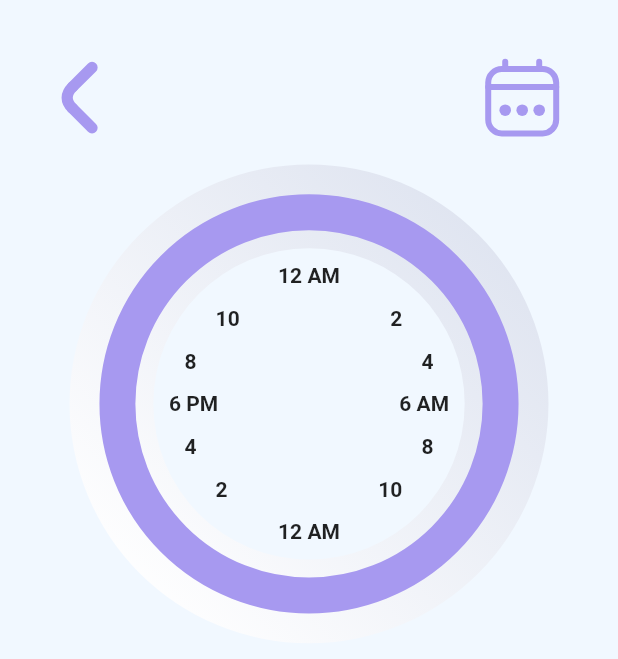
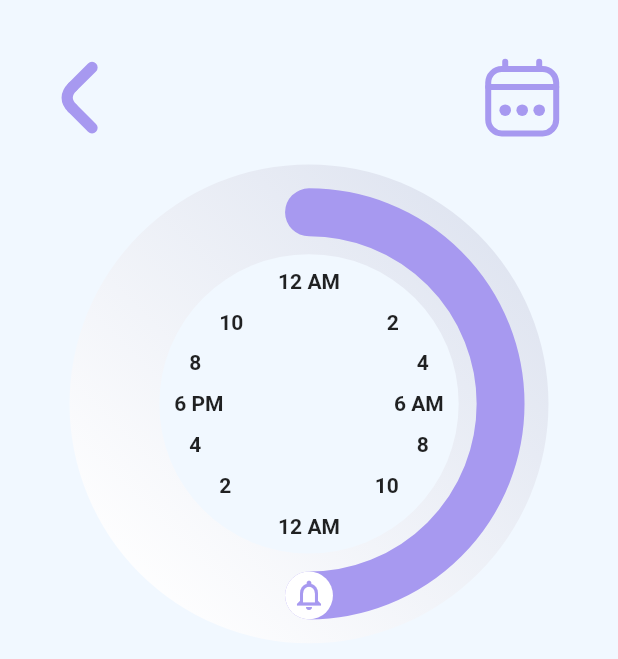
Before and after one commit to dalyathan/Iphone-Alarm, a Flutter app: the SetAlarm screen opened directly, on a phone screen of 412 x 824 dp. Shown: the top 659 px of the screen. Run offline on Flutter 3.47's test engine with Material 2 defaults, Android fonts, the phone set to English and light mode, and no system bars.

Commit message:
we have a moving alarm icon

```diff
--- a/alarm/lib/widgets/containers/knob.dart
+++ b/alarm/lib/widgets/containers/knob.dart
@@ -2,32 +2,112 @@ import 'package:alarm/widgets/painters/knob.dart';
 import 'package:flutter/material.dart';
 import 'dart:math';
 
-class Knob extends StatelessWidget {
-  double endAngle;
+class Knob extends StatefulWidget {
   final double radius;
   final double innerRadiusRatio;
   final double outerRadiusRatio;
-  Knob(
+  const Knob(
       {Key? key,
       required this.radius,
       required this.innerRadiusRatio,
-      required this.outerRadiusRatio,
-      required this.endAngle})
+      required this.outerRadiusRatio})
       : super(key: key);
 
   @override
+  State<Knob> createState() => _KnobState();
+}
+
+class _KnobState extends State<Knob> {
+  late double endAngle;
+  late Offset endLocalOffset;
+
+  @override
+  void initState() {
+    super.initState();
+    endAngle = pi;
+    endLocalOffset = Offset(
+        widget.radius * widget.outerRadiusRatio * 0.5,
+        widget.radius *
+            (widget.innerRadiusRatio +
+                (widget.outerRadiusRatio - widget.innerRadiusRatio) * 0.5));
+  }
+
+  @override
   Widget build(BuildContext context) {
-    return Container(
-        height: radius,
-        width: radius,
-        //color: Colors.red,
-        child: Padding(
-          padding: EdgeInsets.all(radius * (1 - outerRadiusRatio) / 2),
-          child: CustomPaint(
-            size: Size.square(radius * outerRadiusRatio),
-            painter: KnobPainter(
-                0, endAngle, radius * (outerRadiusRatio - innerRadiusRatio)),
-          ),
-        ));
+    return Stack(
+      children: [
+        Container(
+            height: widget.radius,
+            width: widget.radius,
+            child: Padding(
+              padding: EdgeInsets.all(
+                  widget.radius * (1 - widget.outerRadiusRatio) / 2),
+              child: CustomPaint(
+                size: Size.square(widget.radius * widget.outerRadiusRatio),
+                painter: KnobPainter(
+                    0,
+                    endAngle,
+                    widget.radius *
+                        (widget.outerRadiusRatio - widget.innerRadiusRatio)),
+              ),
+            )),
+        Positioned(
+            top: endLocalOffset.dy,
+            left: endLocalOffset.dx,
+            child: GestureDetector(
+              onPanUpdate: (details) {
+                Offset currentLocation = Offset(
+                    endLocalOffset.dx + details.delta.dx,
+                    endLocalOffset.dy + details.delta.dy);
+                double x = currentLocation.dx -
+                    widget.radius * widget.outerRadiusRatio * 0.5;
+                double y = widget.radius * widget.outerRadiusRatio * 0.5 -
+                    currentLocation.dy;
+                if (x >= 0) {
+                  setState(() {
+                    endAngle = pi / 2 - atan(y / x);
+                    // endLocalOffset = getVector(x, y);
+                    endLocalOffset = getLocalPosition(currentLocation);
+                  });
+                } else {
+                  setState(() {
+                    endAngle = pi / 2 - atan(y / x) + pi;
+                    // endLocalOffset = getVector(x, y);
+                    endLocalOffset = getLocalPosition(currentLocation);
+                  });
+                }
+                print(details.globalPosition);
+              },
+              child: Container(
+                width: widget.radius *
+                    (widget.outerRadiusRatio - widget.innerRadiusRatio),
+                height: widget.radius *
+                    (widget.outerRadiusRatio - widget.innerRadiusRatio),
+                decoration: const BoxDecoration(
+                  shape: BoxShape.circle,
+                  color: Colors.white,
+                ),
+                child: const Icon(
+                  Icons.notifications_none,
+                  color: Color.fromRGBO(167, 153, 240, 1),
+                ),
+              ),
+            )),
+      ],
+    );
+  }
+
+  Offset getLocalPosition(Offset currentLocation) {
+    double relativeX =
+        currentLocation.dx - widget.radius * widget.outerRadiusRatio * 0.5;
+    double relativeY =
+        widget.radius * widget.outerRadiusRatio * 0.5 - currentLocation.dy;
+    double oldlength = sqrt(relativeX * relativeX + relativeY * relativeY);
+    Offset unitVector = Offset(relativeX / oldlength, relativeY / oldlength);
+    Offset newVector = Offset(
+        unitVector.dx * widget.radius * widget.innerRadiusRatio * 0.5,
+        unitVector.dy * widget.radius * widget.innerRadiusRatio * 0.5);
+    return Offset(newVector.dx + widget.radius * widget.outerRadiusRatio * 0.5,
+        widget.radius * widget.outerRadiusRatio * 0.5 - newVector.dy);
   }
 }
--- a/alarm/lib/widgets/containers/knob_background.dart
+++ b/alarm/lib/widgets/containers/knob_background.dart
@@ -12,13 +12,13 @@ class KnobBackground extends StatefulWidget {
 }
 
 class _KnobBackgroundState extends State<KnobBackground> {
-  double endAngle = 2 * pi;
+  double endAngle = pi;
   @override
   Widget build(BuildContext context) {
-    double clockRatio = 0.65;
+    double clockRatio = 0.625;
     double gapRatio = 0.05;
-    double innerGapRatio = 0.15;
-    double knobWidth = 0.075;
+    double innerGapRatio = 0.175;
+    double knobWidth = 0.1;
     double knobInnerRadiusRatio = clockRatio + innerGapRatio;
     double knobOuterRadiusRatio = knobInnerRadiusRatio + knobWidth;
     assert(knobInnerRadiusRatio < knobOuterRadiusRatio &&
@@ -28,28 +28,10 @@ class _KnobBackgroundState extends State<KnobBackground> {
       height: widget.radius,
       child: Stack(
         children: [
-          Positioned(
-              child: GestureDetector(
-            onPanUpdate: (details) {
-              double x = details.localPosition.dx - widget.radius * 0.45;
-              double y = widget.radius * 0.45 - details.localPosition.dy;
-              double angleInDegrees = (atan(y / x) / pi) * 180;
-              if (x >= 0) {
-                setState(() {
-                  endAngle = pi / 2 - atan(y / x);
-                });
-              } else {
-                setState(() {
-                  endAngle = pi / 2 - atan(y / x) + pi;
-                });
-              }
-            },
-            child: Knob(
-                endAngle: endAngle,
-                radius: widget.radius,
-                innerRadiusRatio: knobInnerRadiusRatio,
-                outerRadiusRatio: knobOuterRadiusRatio),
-          )),
+          Knob(
+              radius: widget.radius,
+              innerRadiusRatio: knobInnerRadiusRatio,
+              outerRadiusRatio: knobOuterRadiusRatio),
           Padding(
               padding: EdgeInsets.all(widget.radius * gapRatio),
               child: Center(
```
